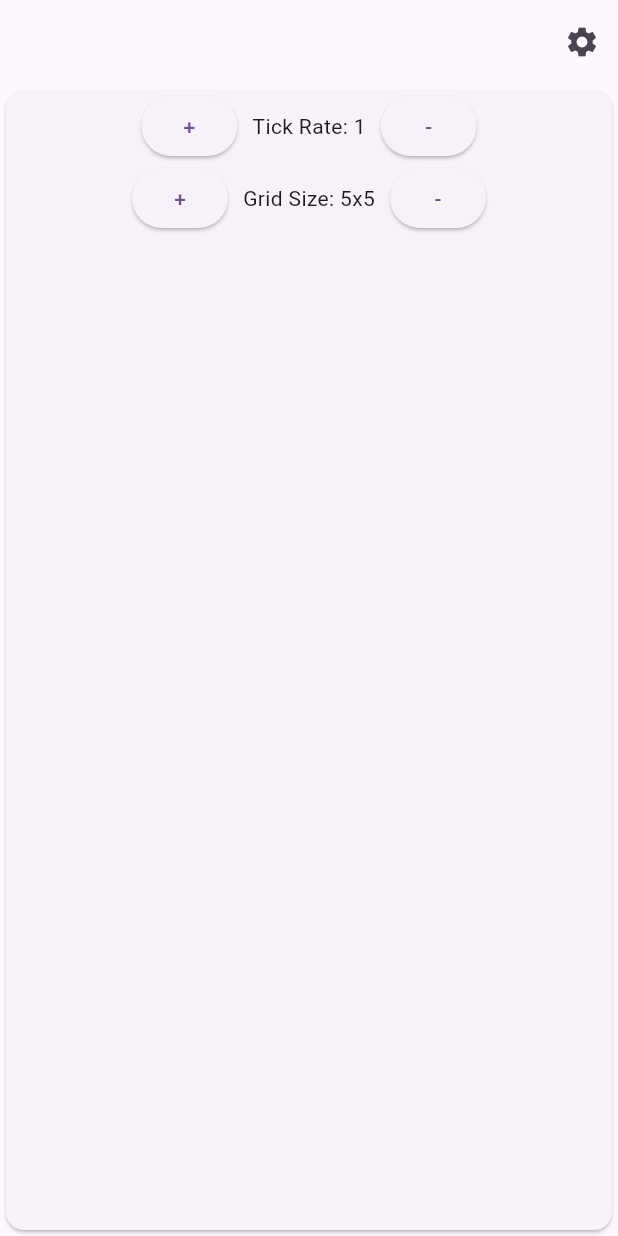
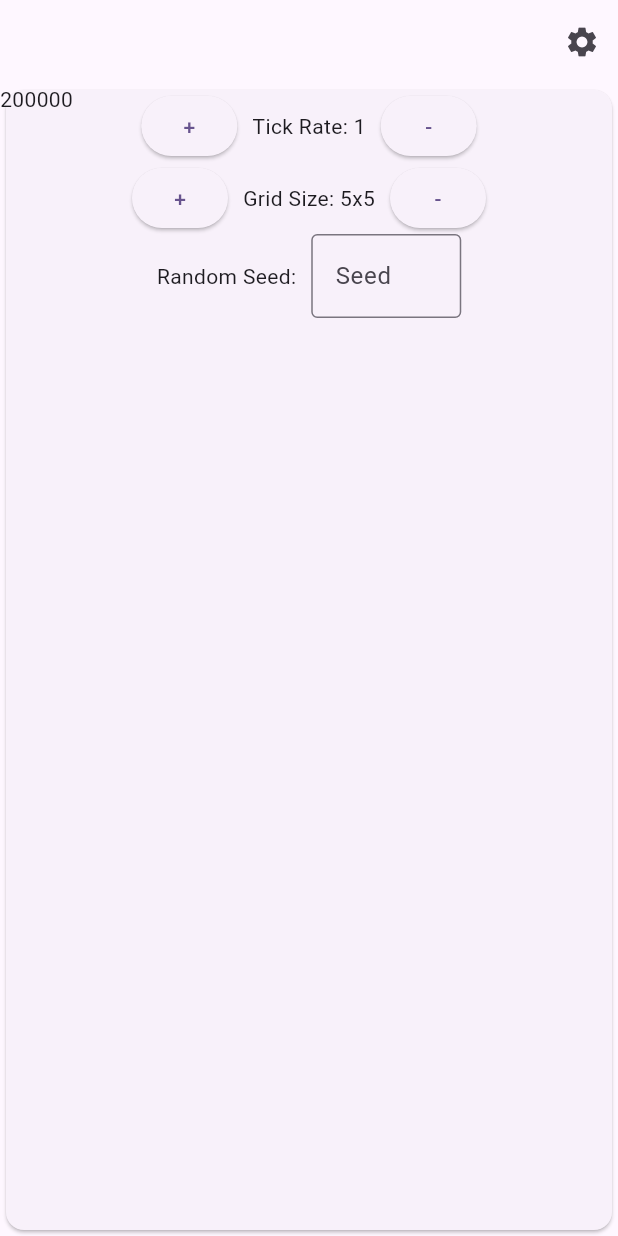
Before and after one commit to XateroX/mobile_puzzle_game, a Flutter app: the screen it shows after launch, after a tap on the "settings" icon, on a phone screen of 412 x 824 dp. Run offline on Flutter 3.47's test engine with Material 3 defaults, Android fonts, the light colour scheme and no system bars; our stand-ins replace tuple; missing offline and left inert: arrow_path, flutter_soloud.

Commit message:
feat: add random seed to save and load cool puzzles

```diff
--- a/lib/data/game_rule.dart
+++ b/lib/data/game_rule.dart
@@ -4,6 +4,7 @@ import 'dart:math';
 import 'dart:ui';
 
 import 'package:mobile_puzzle_game/data/grid_item.dart';
+import 'package:mobile_puzzle_game/main.dart';
 import 'package:mobile_puzzle_game/utils.dart';
 import 'package:tuple/tuple.dart';
 
@@ -235,17 +236,17 @@ class GameRule{
     int? rowInd,
     int? colInd,
   ){
-    final random = Random();
-    ruleKind = ruleKind ?? RuleKind.values[random.nextInt(RuleKind.values.length)];
-    GridItemKind gameItemKind = GridItemKind.values[random.nextInt(GridItemKind.values.length)];
-    EffectKind effectKind = EffectKind.values[random.nextInt(EffectKind.values.length)];
+
+    ruleKind = ruleKind ?? RuleKind.values[RANDOM_GENERATOR.nextInt(RuleKind.values.length)];
+    GridItemKind gameItemKind = GridItemKind.values[RANDOM_GENERATOR.nextInt(GridItemKind.values.length)];
+    EffectKind effectKind = EffectKind.values[RANDOM_GENERATOR.nextInt(EffectKind.values.length)];
     return GameRule(
       ruleKind,
       gameItemKind,
       effectKind,
       (rowInd!=null || colInd!=null)
         ? (ruleKind==RuleKind.ROW ? rowInd! : colInd!)
-        : (ruleKind==RuleKind.ROW ? random.nextInt(gridDims.item2) : random.nextInt(gridDims.item1)),
+        : (ruleKind==RuleKind.ROW ? RANDOM_GENERATOR.nextInt(gridDims.item2) : RANDOM_GENERATOR.nextInt(gridDims.item1)),
     );
   }
 
--- a/lib/data/game_state.dart
+++ b/lib/data/game_state.dart
@@ -3,6 +3,7 @@ import 'dart:math';
 import 'package:flutter/material.dart';
 import 'package:mobile_puzzle_game/data/game_rule.dart';
 import 'package:mobile_puzzle_game/data/grid_item.dart';
+import 'package:mobile_puzzle_game/main.dart';
 import 'package:tuple/tuple.dart';
 
 class GameState {
@@ -49,8 +50,8 @@ class GameState {
     solutionGrid = gridCopy(grid);
     restartLevel();
     for (int i = 0; i < 100; i++){
-      int rule1Ind = Random().nextInt(rules.length);
-      int rule2Ind = Random().nextInt(rules.length);
+      int rule1Ind = RANDOM_GENERATOR.nextInt(rules.length);
+      int rule2Ind = RANDOM_GENERATOR.nextInt(rules.length);
 
       GameRule rule1 = rules[rule1Ind].copy();
       GameRule rule2 = rules[rule2Ind].copy();
@@ -142,6 +143,7 @@ class GameState {
       }
     }
     if (done){
+      setNewRandomSeed();
       generateLevel();
     }
   }
--- a/lib/data/grid_item.dart
+++ b/lib/data/grid_item.dart
@@ -2,6 +2,7 @@ import 'dart:math';
 import 'dart:ui';
 
 import 'package:flutter/material.dart';
+import 'package:mobile_puzzle_game/main.dart';
 
 enum GridItemKind {
   BLANK,
@@ -67,10 +68,9 @@ class GridItem{
 
 
   static random(){
-    Random random = Random();
     return GridItem(
       GridItemKind.values[
-        random.nextInt(GridItemKind.values.length)
+        RANDOM_GENERATOR.nextInt(GridItemKind.values.length)
       ]
     );
   }
--- a/lib/main.dart
+++ b/lib/main.dart
@@ -12,6 +12,14 @@ import 'package:mobile_puzzle_game/sound/audio_controller.dart';
 import 'package:mobile_puzzle_game/sound/sound_state.dart';
 import 'package:tuple/tuple.dart';
 
+int RANDOM_SEED = 0;
+Random RANDOM_GENERATOR = Random(RANDOM_SEED);
+
+
+void setNewRandomSeed(){
+  RANDOM_SEED = DateTime.now().millisecondsSinceEpoch % 1000000;
+}
+
 void main() async {
   WidgetsFlutterBinding.ensureInitialized();
 
@@ -20,6 +28,7 @@ void main() async {
   // audioController.startMusic();
 
   SoundState soundState = SoundState(audioController:audioController);
+  setNewRandomSeed();
 
   runApp(
      ChangeNotifierProvider<SoundState>(
@@ -338,6 +347,8 @@ class _MyHomePageState extends State<MyHomePage> with SingleTickerProviderStateM
                         ElevatedButton(
                           onPressed: gameState.gridDims.item1 < 10 ? () {
                             gameState.gridDims = Tuple2(gameState.gridDims.item1+1, gameState.gridDims.item2+1);
+                            setNewRandomSeed();
+                            RANDOM_GENERATOR = Random(RANDOM_SEED);
                             gameState.generateLevel();
                           } : null,
                           child: Text("+")
@@ -348,15 +359,42 @@ class _MyHomePageState extends State<MyHomePage> with SingleTickerProviderStateM
                         ElevatedButton(
                           onPressed: gameState.gridDims.item1 > 2 ? () {
                             gameState.gridDims = Tuple2(gameState.gridDims.item1-1, gameState.gridDims.item2-1);
+                            setNewRandomSeed();
+                            RANDOM_GENERATOR = Random(RANDOM_SEED);
                             gameState.generateLevel();
                           } : null,
                           child: Text("-")
                         ),
                       ],
                     ),
+                    Row(
+                      mainAxisAlignment: MainAxisAlignment.center,
+                      children: [
+                        Text("Random Seed:"),
+                        SizedBox(width: 10),
+                        Container(
+                          width: 100,
+                          child: TextField(
+                            onSubmitted: (value) {
+                              int? seed = int.tryParse(value);
+                              if (seed != null) {
+                                RANDOM_SEED = seed;
+                                RANDOM_GENERATOR = Random(RANDOM_SEED);
+                                gameState.generateLevel();
+                              }
+                            },
+                            decoration: InputDecoration(
+                              border: OutlineInputBorder(),
+                              labelText: 'Seed',
+                            ),
+                          ),
+                        ),
+                      ],
+                    ),
                   ],
                 ),
-              ) : Container()
+              ) : Container(),
+              Text(RANDOM_SEED.toString()),
             ]
           ),
         );
```
